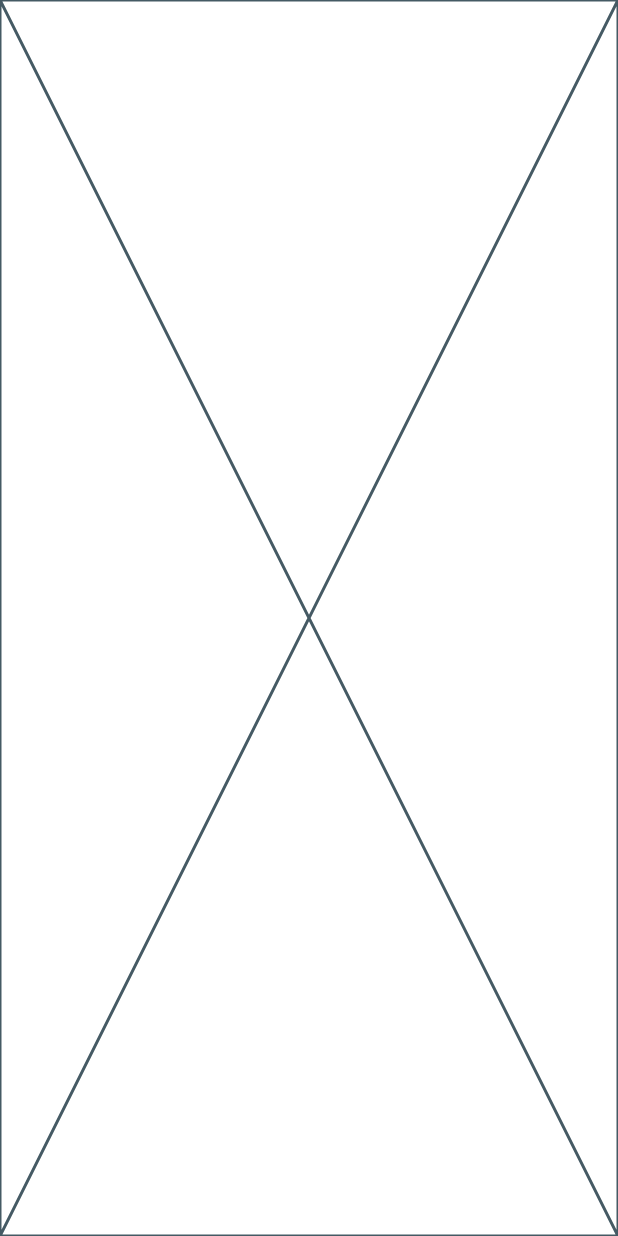
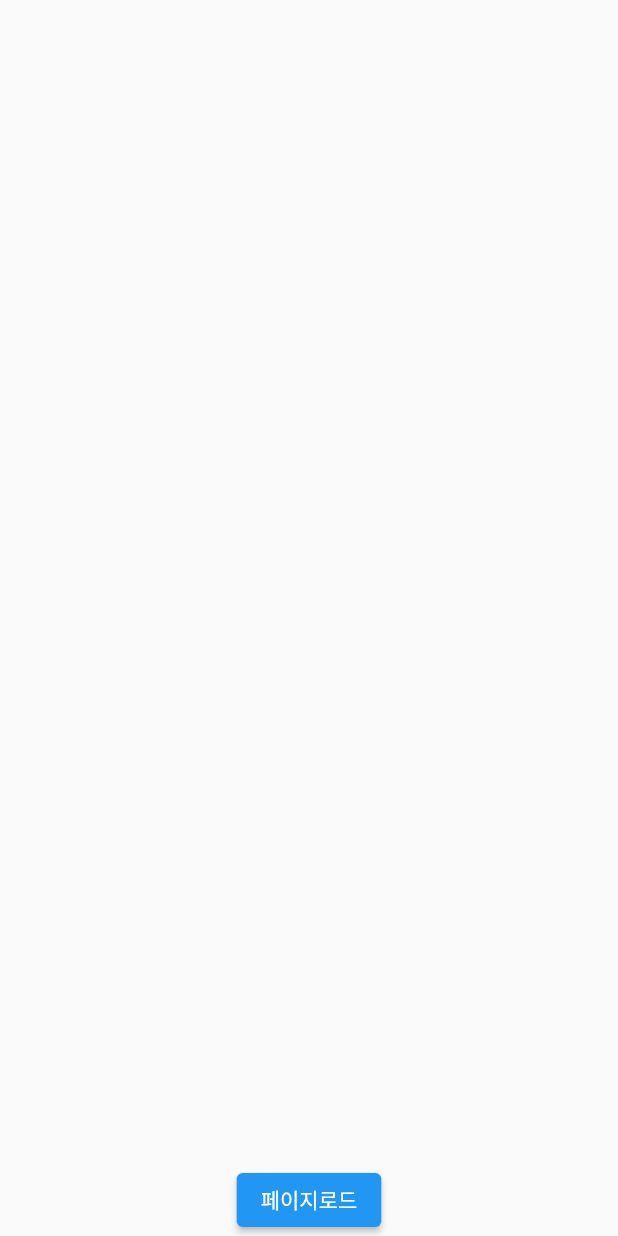
Before and after one commit to aozp73/http_riverpod_app, a Flutter app: the screen it shows after launch, on a phone screen of 412 x 824 dp. Run offline on Flutter 3.47's test engine with Material 2 defaults, Android fonts, the phone set to English and light mode, and no system bars; our stand-ins replace flutter_riverpod.

Commit message:
mvcs패턴 - post 학습 완료

```diff
--- /dev/null
+++ b/lib/controller/post_controller.dart
@@ -0,0 +1,21 @@
+
+import 'package:flutter_riverpod/flutter_riverpod.dart';
+import 'package:http_riverpod_app/dto/post/post_response_dto.dart';
+import 'package:http_riverpod_app/model/post/post.dart';
+import 'package:http_riverpod_app/model/post/post_repository.dart';
+import 'package:http_riverpod_app/view/pages/post/home/post_home_page_view_model.dart';
+
+// PostController는 ref에 접근하지 못하므로, 접근하려고 생성(주입)
+final postController = Provider<PostController>((ref) {
+  return PostController(ref);
+});
+
+class PostController{
+  Ref ref;
+  PostController(this.ref);
+
+  Future<void> findPosts() async {
+    List<Post> postDtoList = await PostRepository().findAll();
+    ref.read(postHomePageProvider.notifier).init(postDtoList);
+  }
+}
--- a/lib/main.dart
+++ b/lib/main.dart
@@ -1,14 +1,24 @@
 import 'package:flutter/material.dart';
+import 'package:flutter_riverpod/flutter_riverpod.dart';
+import 'package:http_riverpod_app/view/pages/post/home/post_home_page.dart';
 
 void main() {
-  runApp(const MyApp());
+  runApp(
+    ProviderScope(
+      child: MyApp(),
+    ),
+  );
 }
+
 
 class MyApp extends StatelessWidget {
   const MyApp({Key? key}) : super(key: key);
 
   @override
   Widget build(BuildContext context) {
-    return const Placeholder();
+    return MaterialApp(
+      debugShowCheckedModeBanner: false,
+      home: PostHomePage(),
+    );
   }
 }
--- /dev/null
+++ b/lib/model/post/post.dart
@@ -0,0 +1,23 @@
+class Post {
+  int? userId;
+  int? id;
+  String? title;
+  String? body;
+
+  Post({this.userId, this.id, this.title, this.body});
+
+  //Json을 object로 바꾸어줌
+  factory Post.fromJson(Map<String, dynamic> json) {
+    return Post(
+      userId: json['userId'],
+      id: json['id'],
+      title: json['title'],
+      body: json['body'],
+    );
+  }
+
+  // toJson(); //object를 json으로 바꾸어줌
+  Map<String, dynamic> toJson() {
+    return {'userId': userId, 'id': id, 'title': title, 'body': body};
+  }
+}
--- /dev/null
+++ b/lib/view/pages/post/home/post_home_page.dart
@@ -0,0 +1,42 @@
+import 'package:flutter/material.dart';
+import 'package:flutter_riverpod/flutter_riverpod.dart';
+import 'package:http_riverpod_app/controller/post_controller.dart';
+import 'package:http_riverpod_app/dto/post/post_response_dto.dart';
+import 'package:http_riverpod_app/model/post/post.dart';
+import 'package:http_riverpod_app/view/pages/post/home/post_home_page_view_model.dart';
+
+class PostHomePage extends ConsumerWidget {
+  const PostHomePage({Key? key}) : super(key: key);
+
+  @override
+  Widget build(BuildContext context, WidgetRef ref) {
+    PostController pc = ref.read(postController);
+    PostHomePageModel? pm = ref.watch(postHomePageProvider);
+
+    return Scaffold(
+      body: Column(
+        children: [
+          Expanded(
+              child:
+              pm != null ? buildListView(pm.posts) : buildListView([])),
+          ElevatedButton(
+            onPressed: () {
+              pc.findPosts();
+            },
+            child: Text("페이지로드"),
+          )
+        ],
+      ),
+    );
+  }
+
+  Widget buildListView(List<Post> posts) {
+    return ListView.builder(
+      itemCount: posts.length,
+      itemBuilder: (context, index) => ListTile(
+        leading: Text("${posts[index].id}"),
+        title: Text("${posts[index].title}"),
+      ),
+    );
+  }
+}
--- /dev/null
+++ b/lib/view/pages/post/home/post_home_page_view_model.dart
@@ -0,0 +1,28 @@
+
+import 'package:flutter_riverpod/flutter_riverpod.dart';
+import 'package:http_riverpod_app/dto/post/post_response_dto.dart';
+import 'package:http_riverpod_app/model/post/post.dart';
+
+// 다른 페이지에도 postDto가 있을 수 있으므로 해당 페이지를 앞에 붙여서 명명
+// 창고 관리자(Provider), 창고에 HomePageViewModel()를 가지고 있음
+final postHomePageProvider = StateNotifierProvider<PostHomePageViewModel, PostHomePageModel?>((ref) {
+  return PostHomePageViewModel(null);
+});
+
+// 창고(Store), HomePageModel를 관리
+class PostHomePageViewModel extends StateNotifier<PostHomePageModel?>{
+  PostHomePageViewModel(super.state);
+
+  void init(List<Post> postDtoList){
+    state = PostHomePageModel(posts: postDtoList);
+  }
+}
+
+// 창고 데이터, 해당 페이지에 필요한 데이터를 담을 Model
+// 해당 페이지에서 여러 타입의 오브젝트가 필요할 수 있어서 여기에 담고
+// 창고에 전달
+class PostHomePageModel {
+  // 최초에 return HomePageViewModel(HomePageModel());에 초기값없이 넣으려면 ?
+  List<Post> posts = [];
+  PostHomePageModel({required this.posts});
+}
```
Also changed, not shown: lib/model/post/post_repository.dart (added, +28 -0 lines), lib/dto/post/post_request_dto.dart (added), lib/dto/post/post_response_dto.dart (added), lib/model/user/user.dart (added).
